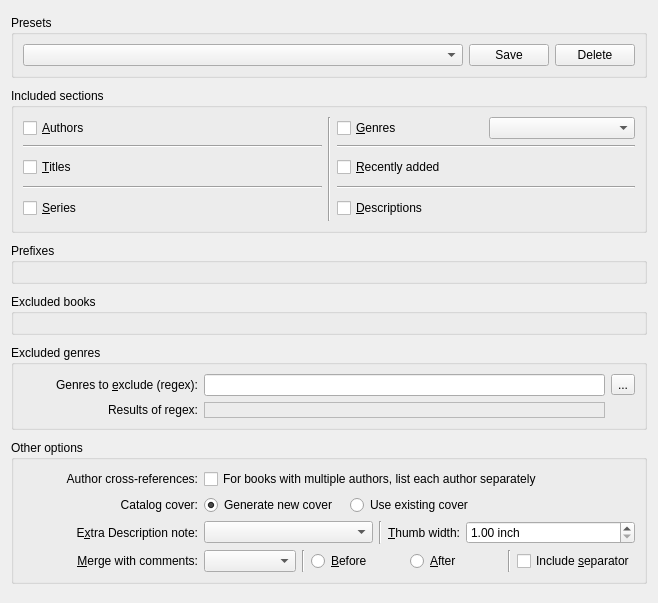
debian-calibre/calibre, file src/calibre/gui2/catalog/catalog_epub_mobi.ui: the form before one commit.
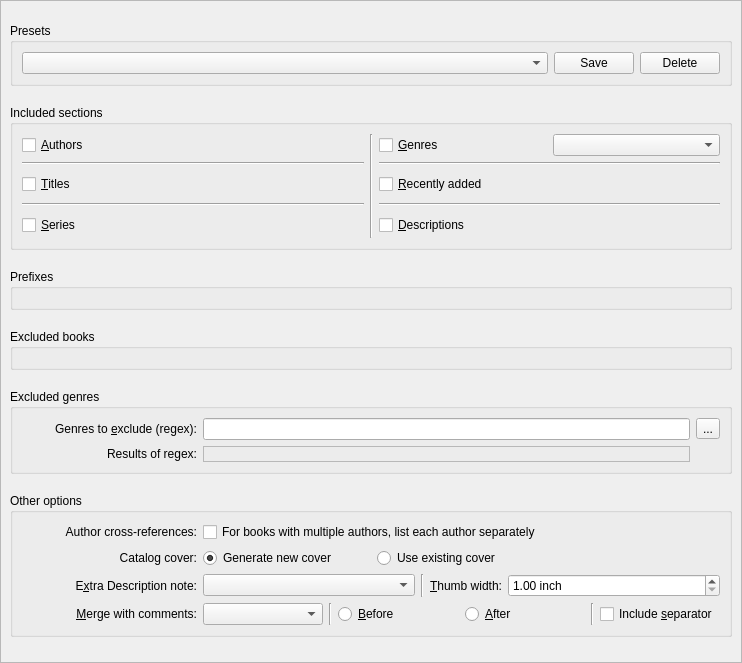
The form after the commit.

```diff
--- a/src/calibre/gui2/catalog/catalog_epub_mobi.ui
+++ b/src/calibre/gui2/catalog/catalog_epub_mobi.ui
@@ -6,8 +6,8 @@
    <rect>
     <x>0</x>
     <y>0</y>
-    <width>658</width>
-    <height>603</height>
+    <width>742</width>
+    <height>663</height>
    </rect>
   </property>
   <property name="sizePolicy">
@@ -19,7 +19,49 @@
   <property name="windowTitle">
    <string>Form</string>
   </property>
-  <layout class="QVBoxLayout" name="verticalLayout">
+  <layout class="QHBoxLayout" name="horizontalLayout_10">
+   <property name="leftMargin">
+    <number>0</number>
+   </property>
+   <property name="topMargin">
+    <number>0</number>
+   </property>
+   <property name="rightMargin">
+    <number>0</number>
+   </property>
+   <property name="bottomMargin">
+    <number>0</number>
+   </property>
+   <item>
+    <widget class="QScrollArea" name="scrollArea">
+     <property name="widgetResizable">
+      <bool>true</bool>
+     </property>
+     <widget class="QWidget" name="scrollAreaWidgetContents">
+      <property name="geometry">
+       <rect>
+        <x>0</x>
+        <y>0</y>
+        <width>740</width>
+        <height>661</height>
+       </rect>
+      </property>
+      <layout class="QHBoxLayout" name="horizontalLayout_11">
+       <item>
+        <widget class="QWidget" name="widget" native="true">
+         <layout class="QVBoxLayout" name="verticalLayout_2">
+          <property name="leftMargin">
+           <number>0</number>
+          </property>
+          <property name="topMargin">
+           <number>0</number>
+          </property>
+          <property name="rightMargin">
+           <number>0</number>
+          </property>
+          <property name="bottomMargin">
+           <number>0</number>
+          </property>
    <item>
     <widget class="QGroupBox" name="catalogPresets">
      <property name="sizePolicy">
@@ -715,6 +757,13 @@
        </layout>
       </item>
      </layout>
+           </widget>
+          </item>
+         </layout>
+        </widget>
+       </item>
+      </layout>
+     </widget>
     </widget>
    </item>
   </layout>
```
Left out of the diff: 8 changed lines with no effect on the pictures. Lines whose indentation alone changed are shown as unchanged.
